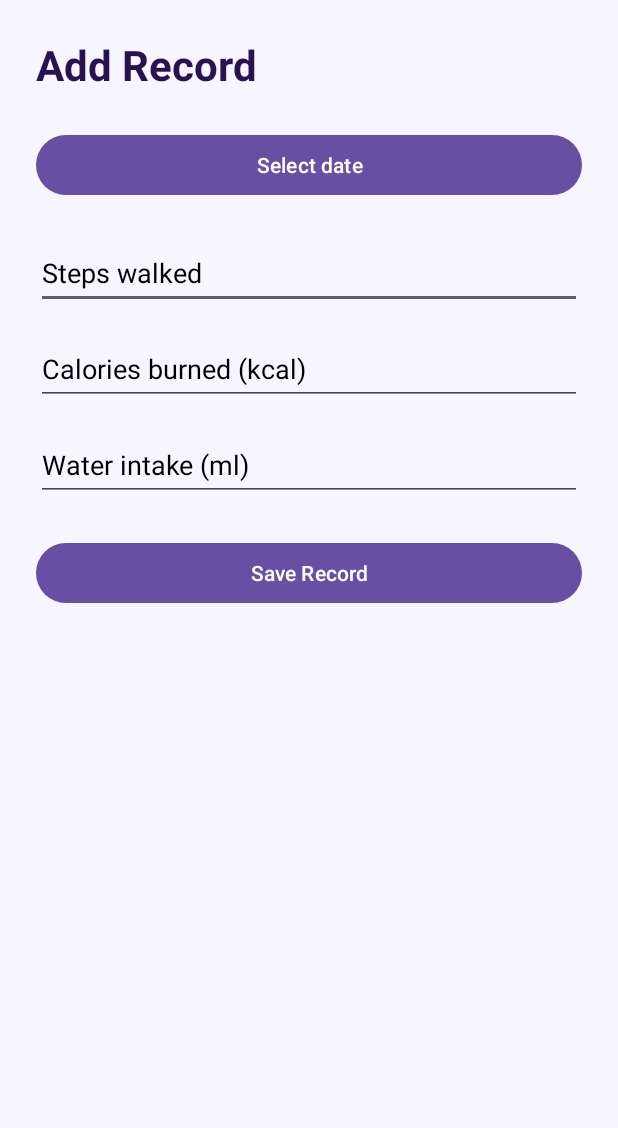
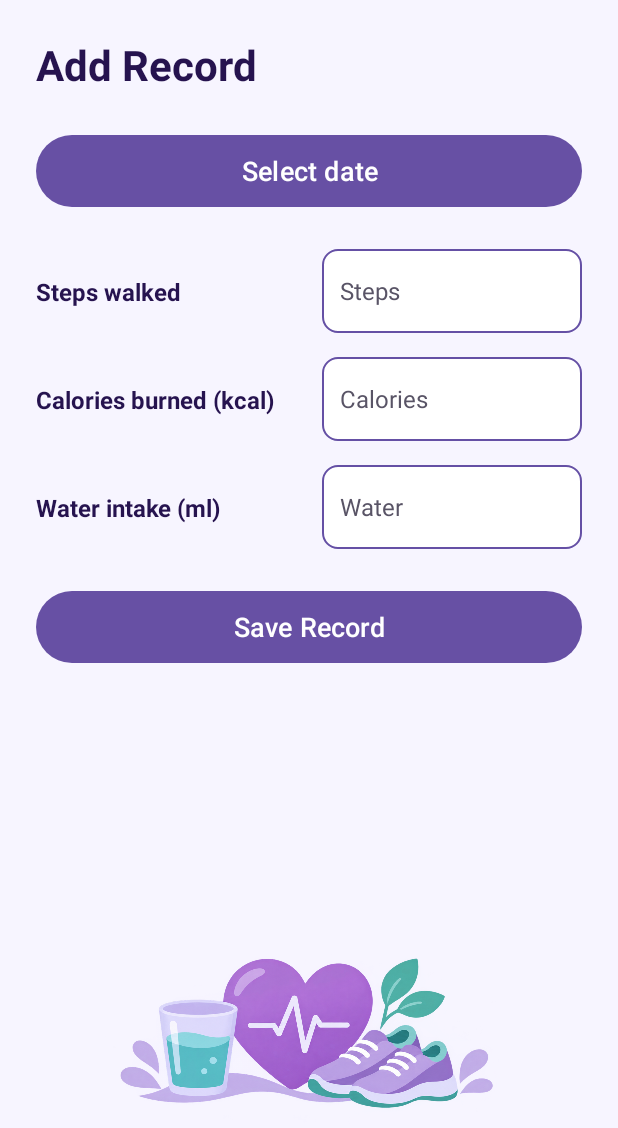
Before and after one commit to DasuniRanaweera/HealthMate, an Android app: the AddRecordActivity screen opened directly, with no data from a screen before it, on a phone screen of 412 x 824 dp, the part 108-1236 px from its top. Run offline under Robolectric (Android 15) with nearby library versions, the phone set to English and light mode, and no system bars.

Commit message:
Add water goal celebration and improve update screen Complete HealthMate features and testing Improve input text visibility and app icon Improve summary design and show remaining water

```diff
--- /dev/null
+++ b/app/src/main/res/drawable/input_box_background.xml
@@ -0,0 +1,13 @@
+<?xml version="1.0" encoding="utf-8"?>
+<shape xmlns:android="http://schemas.android.com/apk/res/android"
+    android:shape="rectangle">
+
+    <solid android:color="#FFFFFF" />
+
+    <stroke
+        android:width="1dp"
+        android:color="#6550A5" />
+
+    <corners android:radius="10dp" />
+
+</shape>
--- /dev/null
+++ b/app/src/main/res/drawable/water_remaining_background.xml
@@ -0,0 +1,5 @@
+<?xml version="1.0" encoding="utf-8"?>
+<shape xmlns:android="http://schemas.android.com/apk/res/android">
+    <solid android:color="#BFE9E3" />
+    <corners android:radius="16dp" />
+</shape>
--- a/app/src/main/res/layout/activity_add_record.xml
+++ b/app/src/main/res/layout/activity_add_record.xml
@@ -57,78 +57,151 @@
     <Button
         android:id="@+id/buttonSelectDate"
         android:layout_width="0dp"
-        android:layout_height="wrap_content"
+        android:layout_height="56dp"
         android:minHeight="48dp"
         android:layout_marginStart="24dp"
         android:layout_marginTop="24dp"
         android:layout_marginEnd="24dp"
         android:text="@string/select_date"
+        android:textSize="18sp"
         app:layout_constraintTop_toBottomOf="@id/titleAddRecord"
         app:layout_constraintStart_toStartOf="parent"
         app:layout_constraintEnd_toEndOf="parent" />
 
+    <!-- Steps -->
+    <TextView
+        android:id="@+id/labelSteps"
+        android:layout_width="0dp"
+        android:layout_height="wrap_content"
+        android:layout_marginStart="24dp"
+        android:layout_marginEnd="12dp"
+        android:labelFor="@id/inputSteps"
+        android:text="@string/steps_walked"
+        android:textColor="#26134F"
+        android:textSize="16sp"
+        android:textStyle="bold"
+        app:layout_constraintStart_toStartOf="parent"
+        app:layout_constraintEnd_toStartOf="@id/inputSteps"
+        app:layout_constraintTop_toTopOf="@id/inputSteps"
+        app:layout_constraintBottom_toBottomOf="@id/inputSteps" />
+
     <EditText
         android:id="@+id/inputSteps"
         android:layout_width="0dp"
+        android:layout_height="56dp"
+        android:layout_marginTop="24dp"
+        android:layout_marginEnd="24dp"
+        android:background="@drawable/input_box_background"
+        android:hint="@string/steps"
+        android:inputType="number"
+        android:maxLines="1"
+        android:paddingStart="12dp"
+        android:paddingEnd="12dp"
+        android:textColor="#000000"
+        android:textColorHint="#595466"
+        android:textSize="16sp"
+        app:layout_constraintWidth_percent="0.42"
+        app:layout_constraintTop_toBottomOf="@id/buttonSelectDate"
+        app:layout_constraintEnd_toEndOf="parent" />
+
+    <!-- Calories -->
+    <TextView
+        android:id="@+id/labelCalories"
+        android:layout_width="0dp"
         android:layout_height="wrap_content"
         android:layout_marginStart="24dp"
-        android:layout_marginTop="24dp"
-        android:layout_marginEnd="24dp"
-        android:minHeight="48dp"
-        android:hint="@string/steps_walked"
-        android:inputType="number"
-        android:maxLines="1"
-        android:textColor="#000000"
-        android:textColorHint="#000000"
-        app:layout_constraintTop_toBottomOf="@id/buttonSelectDate"
+        android:layout_marginEnd="12dp"
+        android:labelFor="@id/inputCalories"
+        android:text="@string/calories_burned_kcal"
+        android:textColor="#26134F"
+        android:textSize="16sp"
+        android:textStyle="bold"
         app:layout_constraintStart_toStartOf="parent"
-        app:layout_constraintEnd_toEndOf="parent" />
+        app:layout_constraintEnd_toStartOf="@id/inputCalories"
+        app:layout_constraintTop_toTopOf="@id/inputCalories"
+        app:layout_constraintBottom_toBottomOf="@id/inputCalories" />
 
     <EditText
         android:id="@+id/inputCalories"
         android:layout_width="0dp"
+        android:layout_height="56dp"
+        android:layout_marginTop="16dp"
+        android:layout_marginEnd="24dp"
+        android:background="@drawable/input_box_background"
+        android:hint="@string/calories"
+        android:inputType="number"
+        android:maxLines="1"
+        android:paddingStart="12dp"
+        android:paddingEnd="12dp"
+        android:textColor="#000000"
+        android:textColorHint="#595466"
+        android:textSize="16sp"
+        app:layout_constraintWidth_percent="0.42"
+        app:layout_constraintTop_toBottomOf="@id/inputSteps"
+        app:layout_constraintEnd_toEndOf="parent" />
+
+    <!-- Water -->
+    <TextView
+        android:id="@+id/labelWater"
+        android:layout_width="0dp"
         android:layout_height="wrap_content"
         android:layout_marginStart="24dp"
-        android:layout_marginTop="16dp"
-        android:layout_marginEnd="24dp"
-        android:minHeight="48dp"
-        android:hint="@string/calories_burned_kcal"
-        android:inputType="number"
-        android:maxLines="1"
-        android:textColor="#000000"
-        android:textColorHint="#000000"
-        app:layout_constraintTop_toBottomOf="@id/inputSteps"
+        android:layout_marginEnd="12dp"
+        android:labelFor="@id/inputWater"
+        android:text="@string/water_intake_ml"
+        android:textColor="#26134F"
+        android:textSize="16sp"
+        android:textStyle="bold"
         app:layout_constraintStart_toStartOf="parent"
-        app:layout_constraintEnd_toEndOf="parent" />
+        app:layout_constraintEnd_toStartOf="@id/inputWater"
+        app:layout_constraintTop_toTopOf="@id/inputWater"
+        app:layout_constraintBottom_toBottomOf="@id/inputWater" />
 
     <EditText
         android:id="@+id/inputWater"
         android:layout_width="0dp"
-        android:layout_height="wrap_content"
-        android:layout_marginStart="24dp"
+        android:layout_height="56dp"
         android:layout_marginTop="16dp"
         android:layout_marginEnd="24dp"
-        android:minHeight="48dp"
-        android:hint="@string/water_intake_ml"
+        android:background="@drawable/input_box_background"
+        android:hint="@string/water"
         android:inputType="number"
         android:maxLines="1"
+        android:paddingStart="12dp"
+        android:paddingEnd="12dp"
         android:textColor="#000000"
-        android:textColorHint="#000000"
+        android:textColorHint="#595466"
+        android:textSize="16sp"
+        app:layout_constraintWidth_percent="0.42"
         app:layout_constraintTop_toBottomOf="@id/inputCalories"
-        app:layout_constraintStart_toStartOf="parent"
         app:layout_constraintEnd_toEndOf="parent" />
 
     <Button
         android:id="@+id/buttonSaveRecord"
         android:layout_width="0dp"
-        android:layout_height="wrap_content"
+        android:layout_height="56dp"
         android:layout_marginStart="24dp"
         android:layout_marginTop="24dp"
         android:layout_marginEnd="24dp"
         android:minHeight="48dp"
         android:text="@string/save_record"
+        android:textSize="18sp"
         app:layout_constraintTop_toBottomOf="@id/inputWater"
         app:layout_constraintStart_toStartOf="parent"
         app:layout_constraintEnd_toEndOf="parent" />
 
+    <ImageView
+        android:id="@+id/addRecordIllustration"
+        android:layout_width="0dp"
+        android:layout_height="200dp"
+        android:layout_marginStart="8dp"
+        android:layout_marginEnd="8dp"
+        android:layout_marginBottom="0dp"
+        android:contentDescription="@null"
+        android:scaleType="fitEnd"
+        android:src="@drawable/add_record_illustration"
+        app:layout_constraintStart_toStartOf="parent"
+        app:layout_constraintEnd_toEndOf="parent"
+        app:layout_constraintBottom_toBottomOf="parent" />
+
 </androidx.constraintlayout.widget.ConstraintLayout>
--- a/app/src/main/res/values/strings.xml
+++ b/app/src/main/res/values/strings.xml
@@ -26,4 +26,7 @@
     <string name="water_reminder">Water reminder</string>
     <string name="update_your_record">Update Your Record</string>
     <string name="update_record">Update Record</string>
+    <string name="water">Water</string>
+    <string name="calories">Calories</string>
+    <string name="steps">Steps</string>
 </resources>
```
Also changed, not shown: app/src/main/java/com/dasuni/healthmate/SummaryActivity.kt (+10 -0 lines), app/src/main/res/drawable/water_panel_background.xml (added, +8 -0 lines), app/src/main/res/layout/activity_main.xml (+16 -0 lines), app/src/main/res/layout/activity_record_history.xml (+15 -2 lines), app/src/main/res/layout/activity_summary.xml (+29 -7 lines), app/src/main/res/drawable/add_record_illustration.png (added), app/src/main/res/drawable/dashboard_illustration.png (added), app/src/main/res/drawable/history_illustration.png (added).
